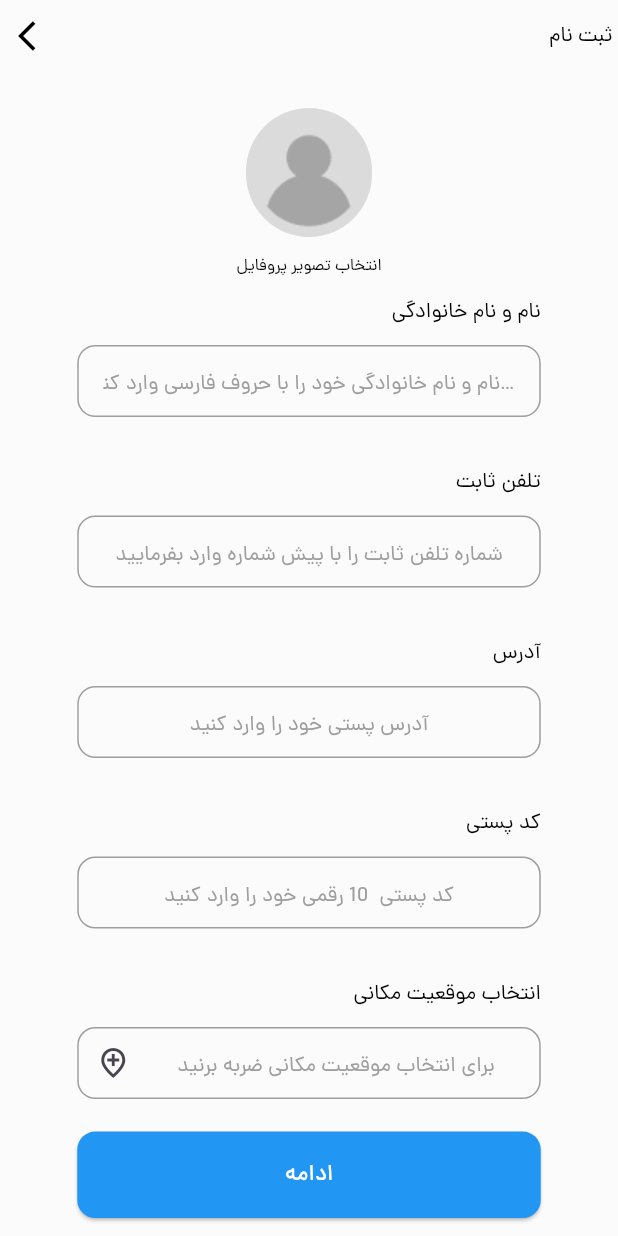
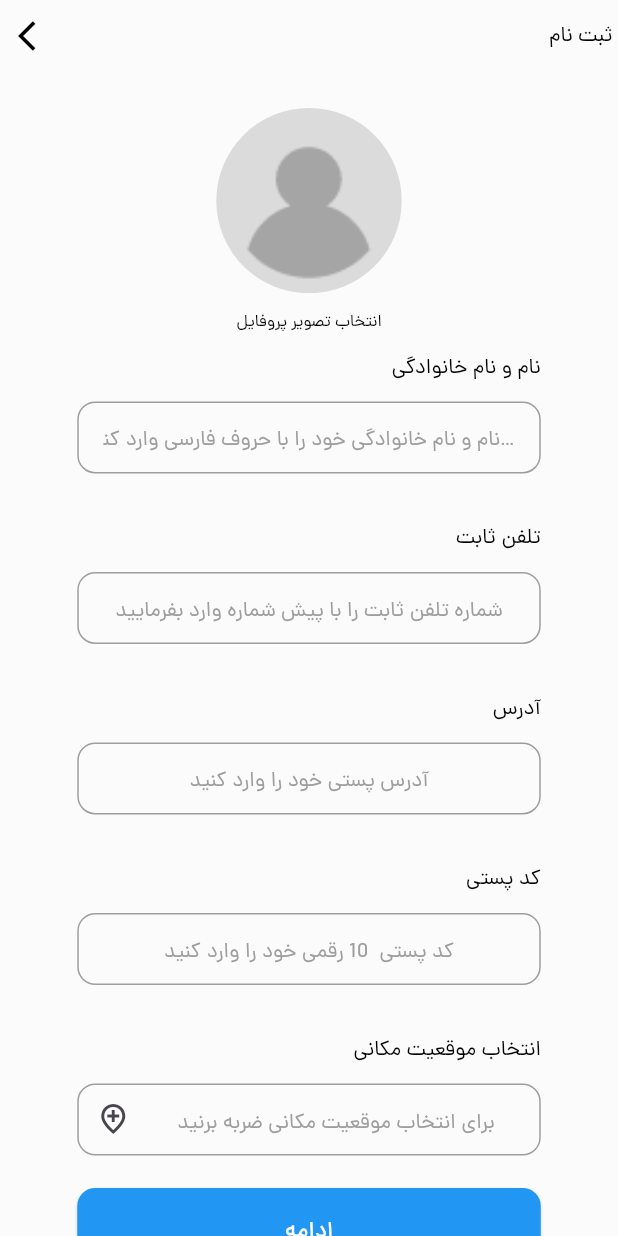
Before and after one commit to MasoudMaghsodi/watch_store, a Flutter app: the RegisterScreen screen opened by its route, on a phone screen of 412 x 824 dp. Run offline on Flutter 3.47's test engine with Material 3 defaults, Android fonts, the phone set to English and light mode, and no system bars; our stand-ins replace carousel_slider, dio, flutter_bloc, flutter_svg, image_cropper, image_picker and 1 more; accounts and stored records are empty; project files that could hold a hidden picture were left out.

```diff
--- a/lib/screens/auth/send_sms_screen.dart
+++ b/lib/screens/auth/send_sms_screen.dart
@@ -25,6 +25,7 @@ class SendSmsScreen extends StatelessWidget {
               Image.asset(Assets.png.mainLogo.path),
               AppDimens.large.height,
               AppTextField(
+                inputType: TextInputType.phone,
                 lable: AppStrings.enterYourNumber,
                 hint: AppStrings.hintPhoneNumber,
                 controller: _controller,
--- a/lib/screens/auth/verify_code_screen.dart
+++ b/lib/screens/auth/verify_code_screen.dart
@@ -78,6 +78,7 @@ class _VerifyCodeScreenState extends State<VerifyCodeScreen> {
               ),
               AppDimens.large.height,
               AppTextField(
+                inputType: TextInputType.number,
                 lable: AppStrings.enterVerificationCode,
                 hint: AppStrings.hintVerificationCode,
                 controller: _controller,
@@ -85,6 +86,7 @@ class _VerifyCodeScreenState extends State<VerifyCodeScreen> {
               ),
               BlocConsumer<AuthCubit, AuthState>(
                 listener: (context, state) {
+                  _timer.cancel();
                   if (state is VerifyedNotRegisteredState) {
                     Navigator.pushNamed(context, ScreenNames.registerScreen);
                   } else if (state is VerifyedIsRegisteredState) {
--- a/lib/screens/register_screen.dart
+++ b/lib/screens/register_screen.dart
@@ -1,20 +1,35 @@
 import 'package:flutter/material.dart';
+import 'package:image_picker/image_picker.dart';
 import 'package:watch_store/components/extention.dart';
 import 'package:watch_store/res/dimens.dart';
 import 'package:watch_store/res/strings.dart';
 import 'package:watch_store/route/names.dart';
+import 'package:watch_store/utils/image_handler.dart';
 import 'package:watch_store/widgets/app_text_field.dart';
 import 'package:watch_store/widgets/avatar.dart';
 import 'package:watch_store/widgets/main_button.dart';
 import 'package:watch_store/widgets/registration_app_bar.dart';
 
-class RegisterScreen extends StatelessWidget {
-  RegisterScreen({super.key});
+class RegisterScreen extends StatefulWidget {
+  const RegisterScreen({super.key});
+
+  @override
+  State<RegisterScreen> createState() => _RegisterScreenState();
+}
+
+class _RegisterScreenState extends State<RegisterScreen> {
   final TextEditingController _controllerNameLastName = TextEditingController();
+
   final TextEditingController _controllerHomeNumber = TextEditingController();
+
   final TextEditingController _controllerAddress = TextEditingController();
+
   final TextEditingController _controllerPostalCode = TextEditingController();
+
   final TextEditingController _controllerLocation = TextEditingController();
+
+  ImageHandler imageHandler = ImageHandler();
+
   @override
   Widget build(BuildContext context) {
     Size size = MediaQuery.of(context).size;
@@ -28,7 +43,16 @@ class RegisterScreen extends StatelessWidget {
               crossAxisAlignment: CrossAxisAlignment.center,
               children: [
                 AppDimens.large.height,
-                const Avatar(),
+                Avatar(
+                  onTap: () async => await imageHandler
+                      .pickAndCropImage(
+                        source: ImageSource.gallery,
+                      )
+                      .then(
+                        (value) => setState(() {}),
+                      ),
+                  file: imageHandler.getImage,
+                ),
                 AppTextField(
                   lable: AppStrings.nameLastName,
                   hint: AppStrings.hintNameLastName,
--- a/lib/widgets/avatar.dart
+++ b/lib/widgets/avatar.dart
@@ -6,15 +6,34 @@ import 'package:watch_store/res/dimens.dart';
 import 'package:watch_store/res/strings.dart';
 
 class Avatar extends StatelessWidget {
-  const Avatar({super.key});
+  const Avatar({super.key, required this.onTap, required this.file});
+  // ignore: prefer_typing_uninitialized_variables
+  final onTap;
+  // ignore: prefer_typing_uninitialized_variables
+  final file;
 
   @override
   Widget build(BuildContext context) {
-    return Column(
+    Size size = MediaQuery.sizeOf(context);
+    return GestureDetector(
+      onTap: onTap,
+      child: Column(
         children: [
-        ClipRRect(
+          SizedBox(
+            width: size.width * 0.3,
+            height: size.width * 0.3,
+            child: ClipRRect(
               borderRadius: BorderRadius.circular(1000),
-          child: Image.asset(Assets.png.avatar.path),
+              child: file == null
+                  ? Image.asset(
+                      Assets.png.avatar.path,
+                      fit: BoxFit.fill,
+                    )
+                  : Image.file(
+                      file,
+                      fit: BoxFit.fill,
+                    ),
+            ),
           ),
           AppDimens.medium.height,
           const Text(
@@ -22,6 +41,7 @@ class Avatar extends StatelessWidget {
             style: AppTextStyles.avatarText,
           ),
         ],
+      ),
     );
   }
 }
--- a/pubspec.yaml
+++ b/pubspec.yaml
@@ -42,6 +42,8 @@ dependencies:
   flutter_bloc: ^8.1.6
   dio: ^5.7.0
   shared_preferences: ^2.3.3
+  image_picker: ^1.1.2
+  image_cropper: ^8.0.2
 
 dev_dependencies:
   flutter_test:
```
Also changed, not shown: lib/utils/image_handler.dart (added, +46 -0 lines), pubspec.lock, 3 other files. Lines whose indentation alone changed are shown as unchanged.
